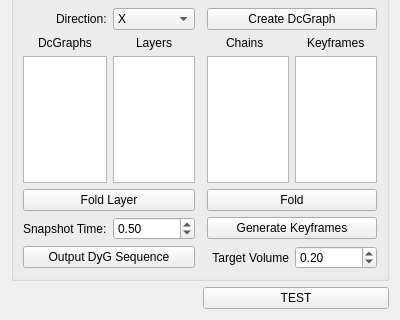
Above: FoldPlugin/FdWidget.ui from letienhung/fold-hcc before the change; both pictures show x 0 to 400 and y 298 to 618 of the 400 by 618 pixel window. Below: the same form after it.
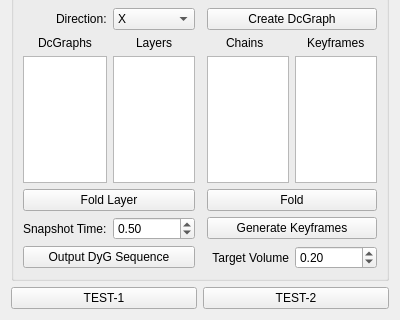
That is the form after the change.

```diff
--- a/FoldPlugin/FdWidget.ui
+++ b/FoldPlugin/FdWidget.ui
@@ -226,13 +226,6 @@
      </property>
     </spacer>
    </item>
-   <item row="10" column="1">
-    <widget class="QPushButton" name="test">
-     <property name="text">
-      <string>TEST</string>
-     </property>
-    </widget>
-   </item>
    <item row="3" column="0" colspan="2">
     <widget class="QGroupBox" name="groupBox_3">
      <property name="title">
@@ -391,6 +384,20 @@
      </layout>
     </widget>
    </item>
+   <item row="4" column="0">
+    <widget class="QPushButton" name="test1">
+     <property name="text">
+      <string>TEST-1</string>
+     </property>
+    </widget>
+   </item>
+   <item row="4" column="1">
+    <widget class="QPushButton" name="test2">
+     <property name="text">
+      <string>TEST-2</string>
+     </property>
+    </widget>
+   </item>
   </layout>
  </widget>
  <resources/>
```
